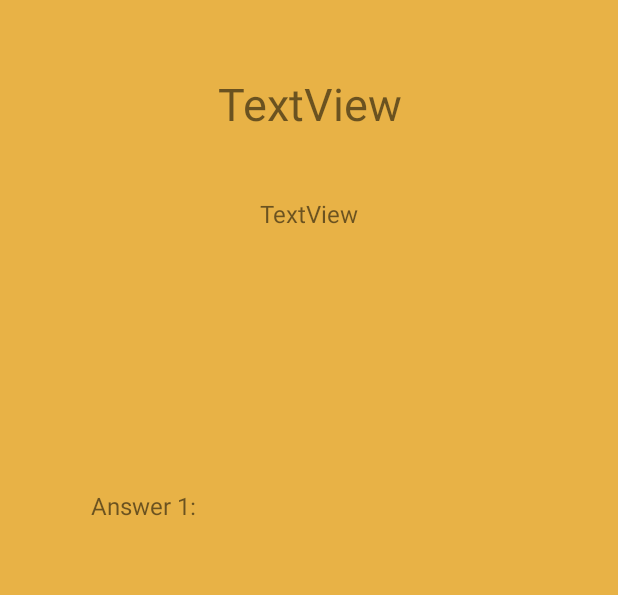
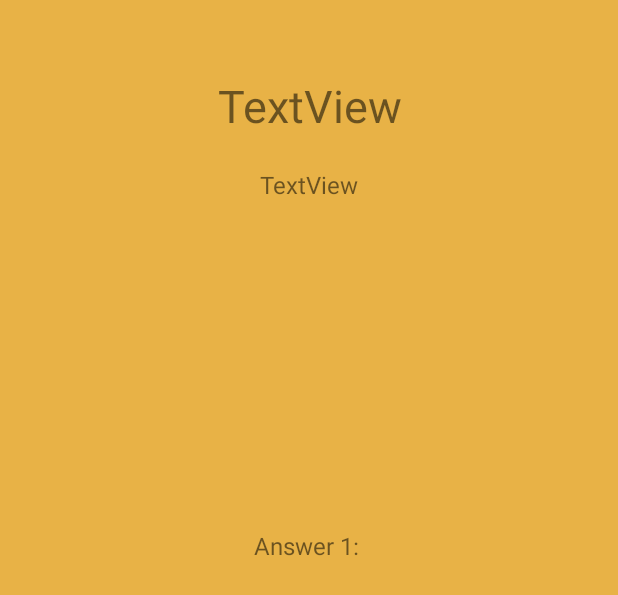
Before and after one commit to BananaBruise/QuizzingApp, an Android app: the layout activity_view_question.xml on its own in the app's theme, with its tools: preview values and no code run, on a phone screen of 412 x 824 dp. Shown: the top 595 px of the screen. Run offline under Robolectric (Android 15) with nearby library versions, the phone set to English and light mode, and no system bars.

Commit message:
question view

```diff
--- a/QuizzingApp/app/src/main/res/layout/activity_view_question.xml
+++ b/QuizzingApp/app/src/main/res/layout/activity_view_question.xml
@@ -9,8 +9,8 @@
 
     <TextView
         android:id="@+id/questionNameTV"
-        android:layout_width="332dp"
-        android:layout_height="62dp"
+        android:layout_width="wrap_content"
+        android:layout_height="wrap_content"
         android:paddingLeft="30dp"
         android:paddingRight="30dp"
         android:text="TextView"
@@ -36,8 +36,10 @@
 
     <TextView
         android:id="@+id/answersTV"
-        android:layout_width="290dp"
-        android:layout_height="143dp"
+        android:layout_width="wrap_content"
+        android:layout_height="wrap_content"
+        android:padding_right="30dp"
+        android:padding_left="30dp"
         android:text="Answer 1:"
         android:textSize="16sp"
         app:layout_constraintBottom_toBottomOf="parent"
```
